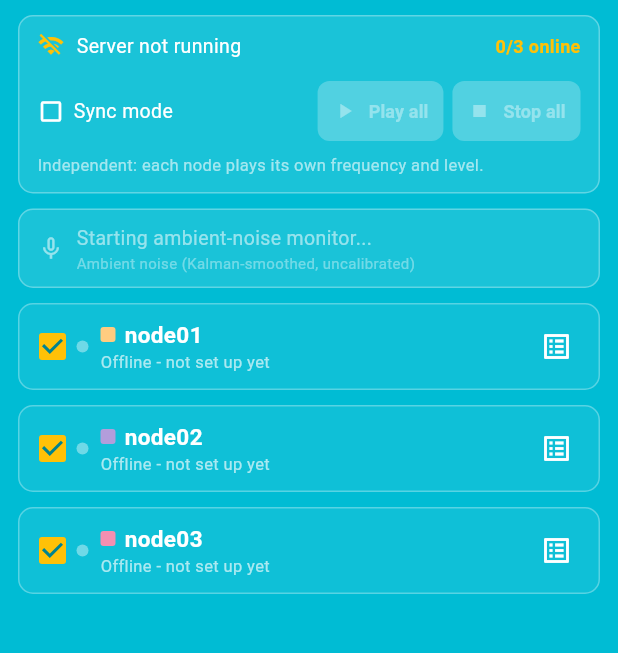
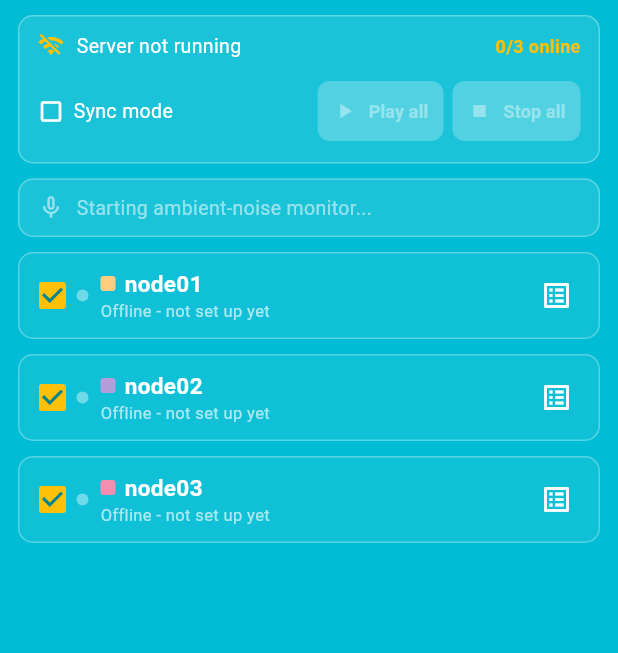
Before and after one commit to YongWu-Leon/HearingProject, a Flutter app: the screen it shows after launch, on a phone screen of 412 x 824 dp, the part 84-737 px from its top. Run offline on Flutter 3.47's test engine with Material 3 defaults, Android fonts, the light colour scheme and no system bars; our stand-ins replace permission_handler, share_plus, shelf, shelf_web_socket, sqflite; missing offline and left inert: flutter_foreground_task, noise_meter; accounts and stored records are empty.

Commit message:
Fix: node connections no longer depend on the results database
The WebSocket server opened the results database (to resume seq) inside the same
try-block that binds the listening socket, so any database error aborted the
whole server start -- nodes could join the hotspot but never reach the hub. The
seq resume is now best-effort in its own try/catch and the socket always binds.

Also revert at-rest DB encryption: SQLCipher could not be verified on a device
from the dev machine, and its open/migration was the database error that
triggered the failure above, so it is removed for now (to be re-added with
on-device testing). The audiogram and the Kalman ambient-noise monitor are
unaffected.

Minor: drop two redundant helper captions on the home screen.

```diff
--- a/code/hearing_client/lib/screens/home_screen.dart
+++ b/code/hearing_client/lib/screens/home_screen.dart
@@ -221,16 +221,6 @@ class _HomeScreenState extends State<HomeScreen> {
               ),
             ],
           ),
-          Padding(
-            padding: const EdgeInsets.only(top: 4),
-            child: Text(
-              _server.syncMode
-                  ? 'Sync: expand a node and copy its settings to the others, '
-                      'then Play all.'
-                  : 'Independent: each node plays its own frequency and level.',
-              style: const TextStyle(color: Colors.white60, fontSize: 11),
-            ),
-          ),
         ],
       ),
     );
@@ -292,14 +282,7 @@ class _HomeScreenState extends State<HomeScreen> {
           Icon(icon, color: c, size: 18),
           const SizedBox(width: 8),
           Expanded(
-            child: Column(
-              crossAxisAlignment: CrossAxisAlignment.start,
-              children: [
-                Text(text, style: TextStyle(color: c, fontSize: 13)),
-                const Text('Ambient noise (Kalman-smoothed, uncalibrated)',
-                    style: TextStyle(color: Colors.white38, fontSize: 10)),
-              ],
-            ),
+            child: Text(text, style: TextStyle(color: c, fontSize: 13)),
           ),
           if (m.hasReading)
             Text('${m.smoothedDb.toStringAsFixed(0)} dB',
--- a/code/hearing_client/pubspec.yaml
+++ b/code/hearing_client/pubspec.yaml
@@ -29,8 +29,6 @@ dependencies:
   # locks; without it Android tears down the listening socket and every node
   # silently drops off.
   flutter_foreground_task: ^8.10.4
-  sqflite_sqlcipher: ^3.4.0
-  flutter_secure_storage: ^10.3.1
   noise_meter: ^5.1.0
   permission_handler: ^12.0.3
 
```
Also changed, not shown: code/hearing_client/lib/services/db.dart (+8 -78 lines), code/hearing_client/lib/services/ws_server.dart (+8 -3 lines), code/hearing_client/pubspec.lock, 3 other files.
